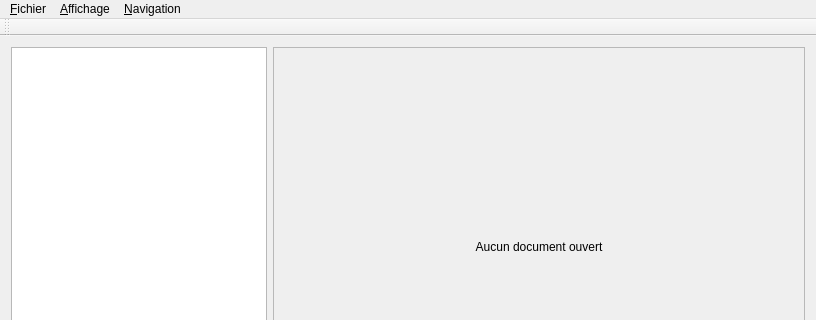
antigol/Qflex, file mainwindow.ui: the form before one commit; both pictures show x 0 to 816 and y 0 to 320 of the 816 by 479 pixel window.
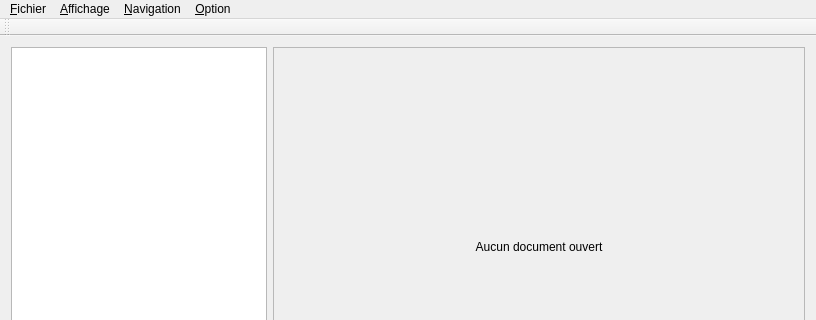
The form after the commit.

```diff
--- a/mainwindow.ui
+++ b/mainwindow.ui
@@ -96,9 +96,16 @@
     </property>
     <addaction name="action_Plein_cran"/>
    </widget>
+   <widget class="QMenu" name="menuOption">
+    <property name="title">
+     <string>&amp;Option</string>
+    </property>
+    <addaction name="actionTout_t_l_charger_la_maj"/>
+   </widget>
    <addaction name="menu_Fichier"/>
    <addaction name="menu_Affichage"/>
    <addaction name="menu_Navigation"/>
+   <addaction name="menuOption"/>
   </widget>
   <widget class="QToolBar" name="mainToolBar">
    <attribute name="toolBarArea">
```
Left out of the diff: 14 changed lines with no effect on the pictures.
